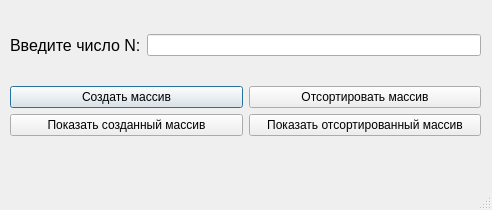
Before: the Qt Designer form TypeOfSort/numbersort.ui in Alex-tech-it/Qt-Project, drawn with Qt 5.
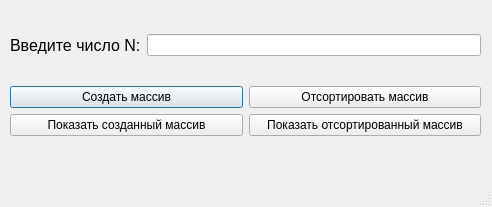
After: the same form once the commit is applied.

Patch:
```diff
--- a/TypeOfSort/numbersort.ui
+++ b/TypeOfSort/numbersort.ui
@@ -10,7 +10,7 @@
     <x>0</x>
     <y>0</y>
     <width>492</width>
-    <height>210</height>
+    <height>207</height>
    </rect>
   </property>
   <property name="windowTitle">
@@ -32,7 +32,7 @@
      <height>138</height>
     </size>
    </property>
-   <widget class="QWidget" name="">
+   <widget class="QWidget" name="layoutWidget">
     <property name="geometry">
      <rect>
       <x>10</x>
@@ -123,6 +123,7 @@
     </layout>
    </widget>
   </widget>
+  <widget class="QStatusBar" name="statusBar"/>
   <widget class="QMenuBar" name="menubar">
    <property name="geometry">
     <rect>
@@ -133,7 +134,6 @@
     </rect>
    </property>
   </widget>
-  <widget class="QStatusBar" name="statusBar"/>
  </widget>
  <resources/>
  <connections/>
```
Left out of the diff: 68 changed lines with no effect on the pictures.
